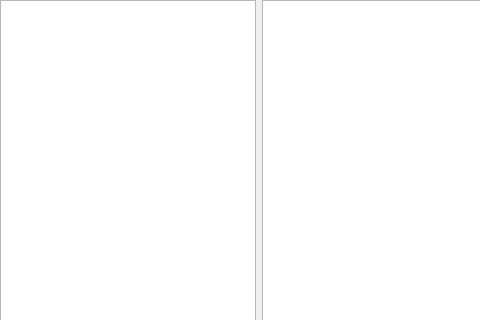
First picture: the form in bbsed/ui/sprite_editor.ui, repository slacknate/bbsed, before the edit; both pictures show x 0 to 480 and y 0 to 320 of the 886 by 627 pixel window.
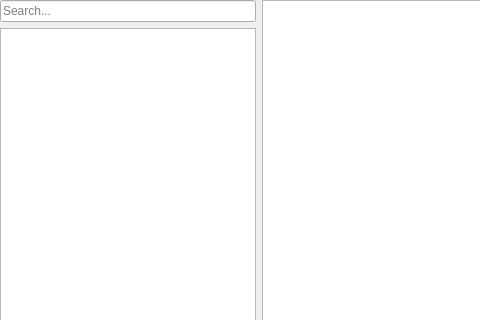
Second picture: the form after the edit.

Commit message: [sprite_editor] add search bar for sprite files

What changed in the file:
```diff
--- a/bbsed/ui/sprite_editor.ui
+++ b/bbsed/ui/sprite_editor.ui
@@ -33,22 +33,52 @@
     <number>0</number>
    </property>
    <item>
-    <widget class="QTreeWidget" name="sprite_list">
+    <layout class="QVBoxLayout" name="verticalLayout">
+     <item>
+      <widget class="QLineEdit" name="sprite_search">
      <property name="sizePolicy">
-      <sizepolicy hsizetype="Minimum" vsizetype="Expanding">
+        <sizepolicy hsizetype="Fixed" vsizetype="Fixed">
        <horstretch>0</horstretch>
        <verstretch>0</verstretch>
       </sizepolicy>
+       </property>
+       <property name="maximumSize">
+        <size>
+         <width>256</width>
+         <height>16777215</height>
+        </size>
+       </property>
+       <property name="focusPolicy">
+        <enum>Qt::ClickFocus</enum>
+       </property>
+       <property name="placeholderText">
+        <string>Search...</string>
+       </property>
+      </widget>
+     </item>
+     <item>
+      <widget class="QTreeView" name="sprite_list">
+       <property name="sizePolicy">
+        <sizepolicy hsizetype="Fixed" vsizetype="Expanding">
+         <horstretch>0</horstretch>
+         <verstretch>0</verstretch>
+        </sizepolicy>
+       </property>
+       <property name="maximumSize">
+        <size>
+         <width>256</width>
+         <height>16777215</height>
+        </size>
      </property>
      <attribute name="headerVisible">
       <bool>false</bool>
      </attribute>
-     <column>
-      <property name="text">
-       <string>Animations</string>
-      </property>
-     </column>
-    </widget>
+       <attribute name="headerDefaultSectionSize">
+        <number>0</number>
+       </attribute>
+      </widget>
+     </item>
+    </layout>
    </item>
    <item>
     <widget class="QGraphicsView" name="sprite_preview">
```
Lines whose indentation alone changed are shown as unchanged. The commit also changes 2 other files.
